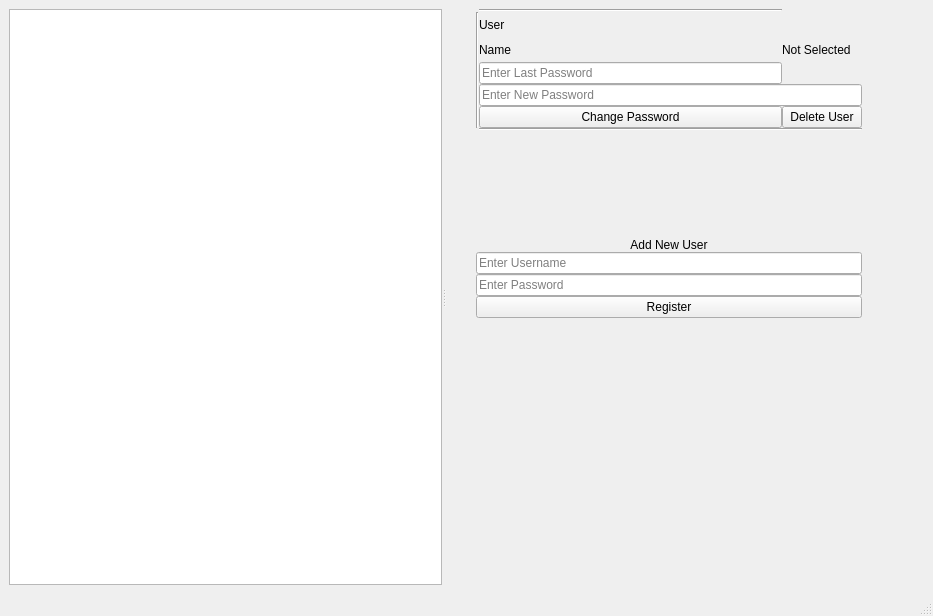
First picture: the form in dep/Qt Creator UIs/password.ui, repository ubdussamad/ems_custom, before the edit.
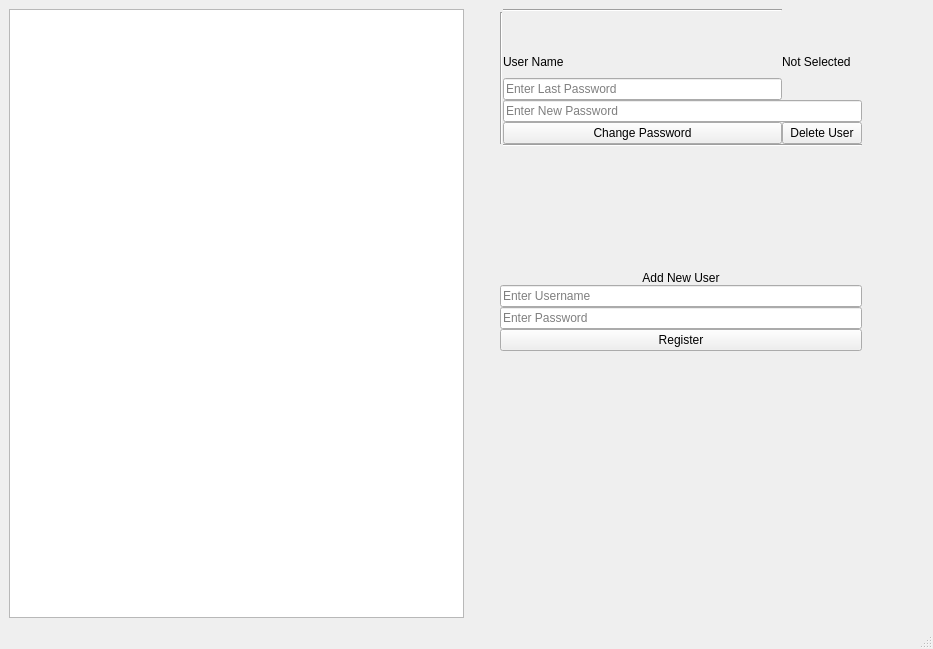
Second picture: the form after the edit.

Patch:
```diff
--- a/dep/Qt Creator UIs/password.ui
+++ b/dep/Qt Creator UIs/password.ui
@@ -7,7 +7,7 @@
     <x>0</x>
     <y>0</y>
     <width>933</width>
-    <height>616</height>
+    <height>649</height>
    </rect>
   </property>
   <property name="windowTitle">
@@ -15,13 +15,12 @@
   </property>
   <widget class="QWidget" name="centralwidget">
    <layout class="QGridLayout" name="gridLayout_2">
-    <item row="0" column="0">
+    <item row="0" column="1">
      <widget class="QSplitter" name="splitter">
       <property name="orientation">
        <enum>Qt::Horizontal</enum>
       </property>
-      <widget class="QListView" name="listView"/>
-      <widget class="QWidget" name="">
+      <widget class="QWidget" name="layoutWidget">
        <layout class="QVBoxLayout" name="verticalLayout_2">
         <property name="spacing">
          <number>0</number>
@@ -70,7 +69,7 @@
             <item row="2" column="1">
              <widget class="QLabel" name="label">
               <property name="text">
-               <string>Name</string>
+               <string>User Name</string>
               </property>
              </widget>
             </item>
@@ -84,7 +83,7 @@
             <item row="1" column="1">
              <widget class="QLabel" name="label_3">
               <property name="text">
-               <string>User</string>
+               <string/>
               </property>
              </widget>
             </item>
@@ -157,6 +156,9 @@
       </widget>
      </widget>
     </item>
+    <item row="0" column="0">
+     <widget class="QTableWidget" name="oplist"/>
+    </item>
    </layout>
   </widget>
   <widget class="QMenuBar" name="menubar">
```
Left out of the diff: 18 changed lines with no effect on the pictures.
